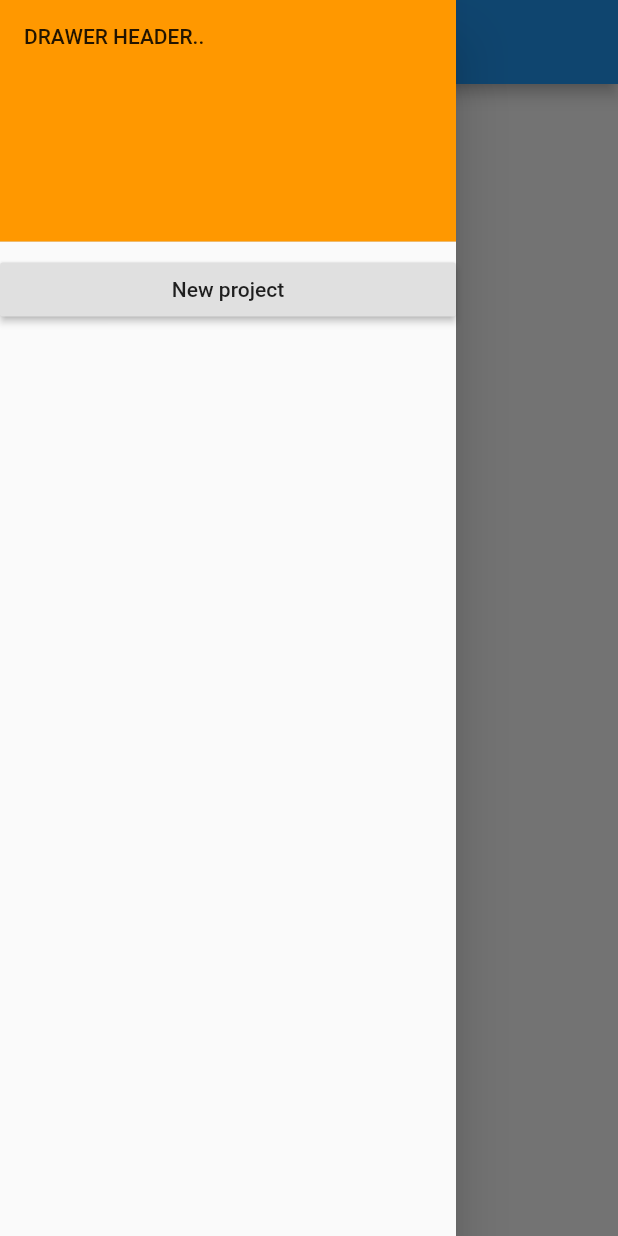
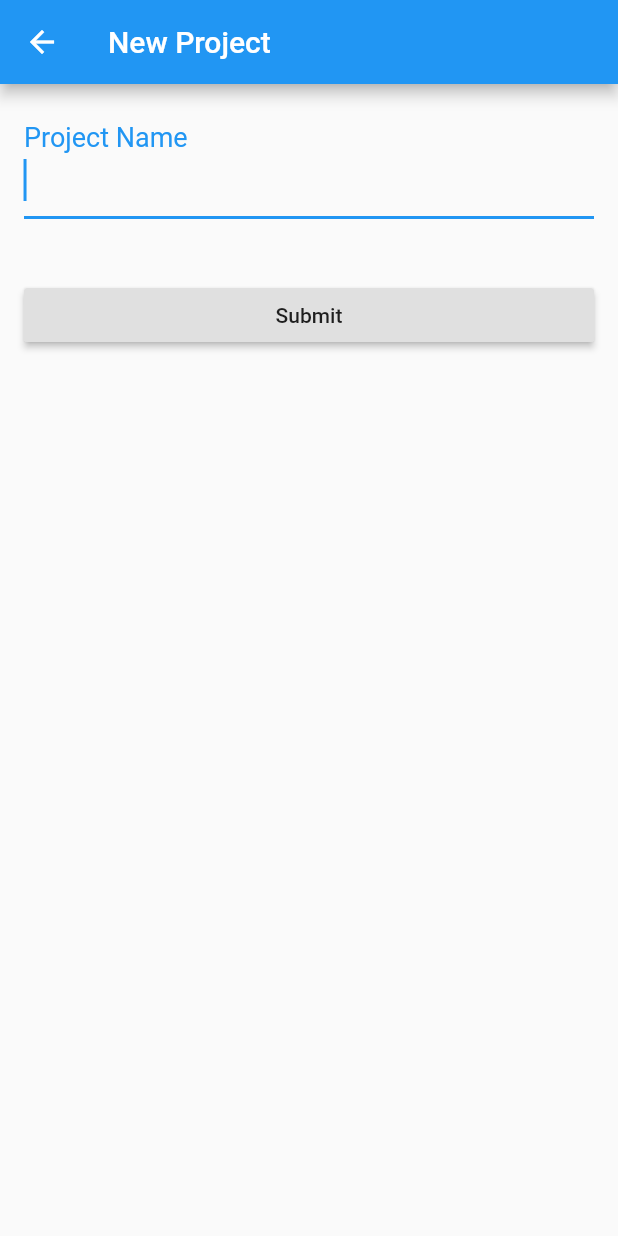
Before and after one commit to axmccx/rrs, a Flutter app: the screen it shows after launch, in the side drawer, after a tap on "New project", on a phone screen of 412 x 824 dp. Run offline on Flutter 3.47's test engine with Material 2 defaults, Android fonts, the phone set to English and light mode, and no system bars; our stand-ins replace flutter_redux, redux; missing offline and left inert: redux_logging.

Commit message:
basic project creation

```diff
--- a/lib/actions/actions.dart
+++ b/lib/actions/actions.dart
@@ -1,13 +1,13 @@
-class AppProjectAction {
+class CreateProjectAction {
   final String name;
   // final "date" dueDate;
   // final int timeToFinish;
 
-  AppProjectAction(this.name);
+  CreateProjectAction(this.name);
 
   @override
   String toString() {
-    return 'AppProjectAction{name: $name}';
+    return 'CreateProjectAction{name: $name}';
   }
 }
 
--- a/lib/containers/containers.dart
+++ b/lib/containers/containers.dart
@@ -0,0 +1 @@
+export 'package:rrs/containers/create_project.dart';
--- /dev/null
+++ b/lib/containers/create_project.dart
@@ -0,0 +1,32 @@
+import 'package:flutter/material.dart';
+import 'package:flutter_redux/flutter_redux.dart';
+import 'package:redux/redux.dart';
+import 'package:rrs/models/models.dart';
+import 'package:rrs/actions/actions.dart';
+import 'package:rrs/presentation/create_project_screen.dart';
+
+class CreateProject extends StatelessWidget {
+  @override
+  Widget build(BuildContext context) {
+    return StoreConnector<AppState, OnSubmit>(
+      converter: (Store<AppState> store) {
+        return (context, scaffoldKey, projectName) {
+          // _onComplete() {
+          //   Navigator.pop(context);
+          // }
+          // _onFail(error) {
+          //   final snackBar = SnackBar(
+          //     content: Text(error),
+          //   );
+          //   scaffoldKey.currentState.showSnackBar(snackBar);
+          // }
+          store.dispatch(CreateProjectAction(projectName));
+          Navigator.pop(context);
+        };
+      },
+      builder: (context, onSave) {
+        return CreateProjectScreen(onSave);
+      },
+    );
+  }
+}
--- a/lib/main.dart
+++ b/lib/main.dart
@@ -18,7 +18,6 @@ class RrsApp extends StatelessWidget {
     initialState: AppState(),
     middleware: []
       ..add(LoggingMiddleware.printer()),
-
   ) {
     //store.dispatch(InitAppAction());
   }
--- a/lib/models/project.dart
+++ b/lib/models/project.dart
@@ -8,4 +8,13 @@ class Project {
     this.priority,
     this.timeQuantum,
   });
+
+  @override
+  String toString() {
+    return 'Project{'
+    'id: $id, '
+    'priority: $priority, '
+    'timeQuantum: $timeQuantum'
+    '}';
+  }
 }
--- /dev/null
+++ b/lib/presentation/create_project_screen.dart
@@ -0,0 +1,62 @@
+import 'package:flutter/material.dart';
+
+typedef OnSubmit = Function(BuildContext, GlobalKey<ScaffoldState>, String);
+
+class CreateProjectScreen extends StatelessWidget {
+  static final _formKey = GlobalKey<FormState>();
+  static final _projectNameKey = GlobalKey<FormFieldState<String>>();
+  static final _scaffoldKey = GlobalKey<ScaffoldState>();
+
+  final OnSubmit onSubmit;
+
+  CreateProjectScreen(this.onSubmit);
+
+  @override
+  Widget build(BuildContext context) {
+    final textTheme = Theme.of(context).textTheme;
+    return new Scaffold(
+      key: _scaffoldKey,
+      appBar: AppBar(
+        title: Text(
+          "New Project"
+        ),
+      ),
+      body: Padding(
+        padding: EdgeInsets.all(16.0),
+        child: Form(
+          key: _formKey,
+          child: ListView(
+            children: <Widget>[
+              TextFormField(
+                key: _projectNameKey,
+                autofocus: true,
+                style: textTheme.headline,
+                decoration: InputDecoration(
+                  labelText: "Project Name",
+                ),
+                validator: (val) {
+                  return val.trim().isEmpty
+                      ? 'Please enter a project name'
+                      : null;
+                },
+              ),
+              Padding(padding: EdgeInsets.all(20.0)),
+              RaisedButton(
+                onPressed: () {
+                  if (_formKey.currentState.validate()) {
+                    onSubmit(
+                        context,
+                        _scaffoldKey,
+                        _projectNameKey.currentState.value
+                    );
+                  }
+                },
+                child: Text("Submit"),
+              ),
+            ],
+          ),
+        ),
+      ),
+    );
+  }
+}
--- a/lib/presentation/home_screen.dart
+++ b/lib/presentation/home_screen.dart
@@ -1,4 +1,5 @@
 import 'package:flutter/material.dart';
+import 'package:rrs/containers/containers.dart';
 
 class HomeScreen extends StatelessWidget {
   final int priority;
@@ -19,7 +20,14 @@ class HomeScreen extends StatelessWidget {
             ),
             RaisedButton(
               child: new Text('New project'),
-              onPressed: () {},
+              onPressed: () {
+                Navigator.pop(context);
+                Navigator.of(context).push(MaterialPageRoute(
+                  builder: (context) {
+                    return CreateProject();
+                  },
+                ));
+              }
             )
           ],
         )
--- a/lib/reducers/project_list_reducer.dart
+++ b/lib/reducers/project_list_reducer.dart
@@ -3,18 +3,19 @@ import 'package:rrs/models/models.dart';
 import 'package:rrs/actions/actions.dart';
 
 final projectListReducer = combineReducers<Map<String,Project>>([
-  TypedReducer<Map<String,Project>, AppProjectAction>(_addProject),
+  TypedReducer<Map<String,Project>, CreateProjectAction>(_addProject),
 ]);
 
 Map<String,Project> _addProject(
     Map<String,Project> projectList,
-    AppProjectAction action) {
+    CreateProjectAction action) {
   // new project
   Project newProj = Project(id: action.name);
 
   // add it to the map, and return it
-  projectList[action.name] = newProj;
-  return projectList;
+  Map<String,Project> newProjectList = Map.of(projectList);
+  newProjectList[action.name] = newProj;
+  return newProjectList;
 
   // dispatch update_schedule
   // only if the current day schedule isn't already filled?
```
